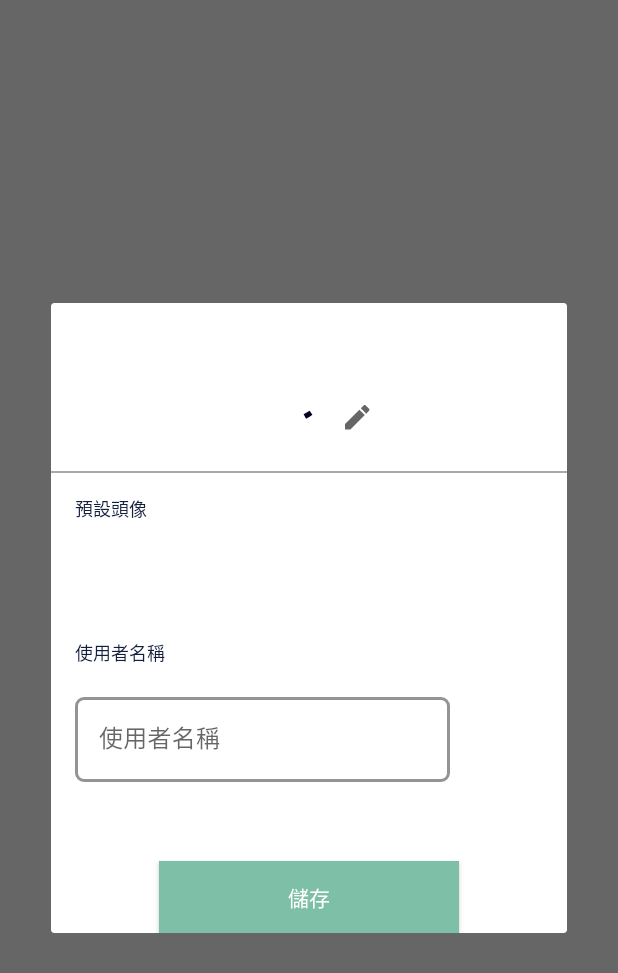
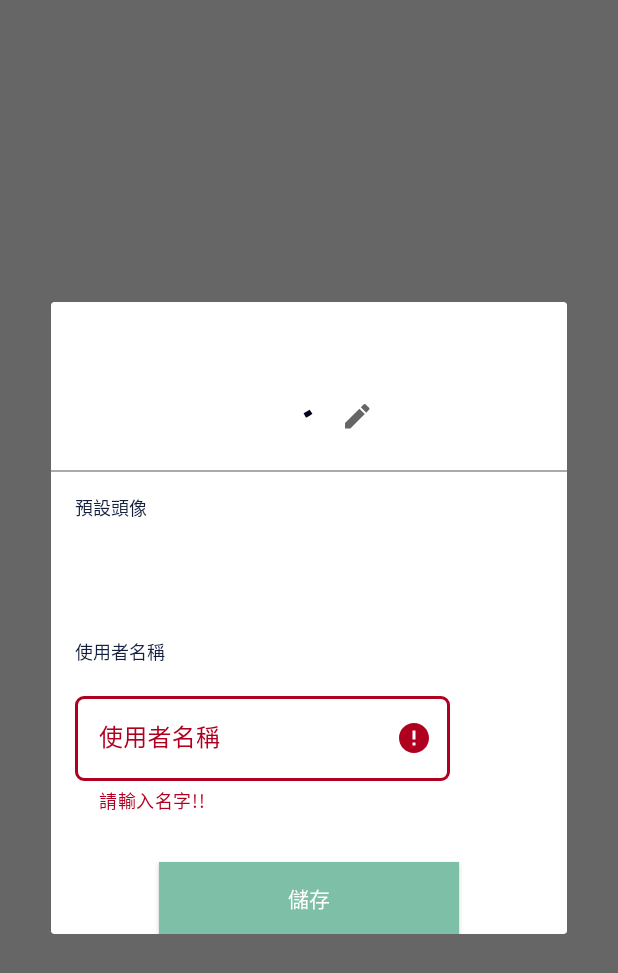
Before and after one commit to achicn3/equal-go, an Android app: the fragment ProfileInfoFragment shown on its own in the app's theme, after a tap on "儲存", on a phone screen of 412 x 824 dp. Shown: the top 973 px of the screen. Run offline under Robolectric (Android 15) with nearby library versions, the phone set to English and light mode, and no system bars; our stand-ins replace Firebase (no records; nobody signed in at launch, a user with empty details on screens opened directly); pictures from the network do not load; Roboto replaces fonts that are not available here; 2 statements that could not run were skipped; 1 other tap on this screen came first.

Commit message:
fix user name cannot change

```diff
--- a/app/src/main/java/com/local/local/screen/user/ui/profile/ProfileInfoFragment.kt
+++ b/app/src/main/java/com/local/local/screen/user/ui/profile/ProfileInfoFragment.kt
@@ -256,7 +256,7 @@ class ProfileInfoFragment : BaseDialogFragment() {
         })
         etName.listenTextAndClearError(viewGroupName)
         view.findViewById<Button>(R.id.btn_profileInfo_save).setOnClickListener {
-            if(!TextUtils.isEmpty(etName.text)){
+            if(TextUtils.isEmpty(etName.text)){
                 viewGroupName.error = "請輸入名字!!"
                 return@setOnClickListener
             }
--- a/app/src/main/res/layout/activity_login.xml
+++ b/app/src/main/res/layout/activity_login.xml
@@ -39,6 +39,7 @@
             android:layout_width="match_parent"
             android:layout_height="wrap_content"
             android:textCursorDrawable="@color/colorGreen"
+            android:singleLine="true"
             android:hint="@string/hint_cellphone_number" />
     </com.google.android.material.textfield.TextInputLayout>
 
@@ -71,6 +72,7 @@
             android:layout_width="match_parent"
             android:layout_height="wrap_content"
             android:textCursorDrawable="@color/colorGreen"
+            android:singleLine="true"
             android:hint="@string/please_enter_code" />
     </com.google.android.material.textfield.TextInputLayout>
 
--- a/app/src/main/res/layout/activity_register.xml
+++ b/app/src/main/res/layout/activity_register.xml
@@ -120,6 +120,7 @@
                     android:id="@+id/et_register_age"
                     android:layout_width="match_parent"
                     android:layout_height="wrap_content"
+                    android:singleLine="true"
                     android:hint="@string/age"
                     android:inputType="number" />
             </com.google.android.material.textfield.TextInputLayout>
--- a/app/src/main/res/layout/fragment_store_additems_window.xml
+++ b/app/src/main/res/layout/fragment_store_additems_window.xml
@@ -63,6 +63,7 @@
             android:layout_width="match_parent"
             android:layout_height="wrap_content"
             android:hint="@string/coupon_name"
+            android:singleLine="true"
             android:textCursorDrawable="@color/colorGreen" />
 
     </com.google.android.material.textfield.TextInputLayout>
@@ -85,6 +86,7 @@
             android:inputType="number"
             android:layout_height="wrap_content"
             android:hint="@string/need_points"
+            android:singleLine="true"
             android:textCursorDrawable="@color/colorGreen" />
     </com.google.android.material.textfield.TextInputLayout>
 
--- a/app/src/main/res/layout/fragment_store_login.xml
+++ b/app/src/main/res/layout/fragment_store_login.xml
@@ -24,6 +24,7 @@
             android:id="@+id/et_storeLogin_account"
             android:layout_width="match_parent"
             android:layout_height="wrap_content"
+            android:singleLine="true"
             android:hint="@string/store_account" />
 
     </com.google.android.material.textfield.TextInputLayout>
@@ -50,6 +51,7 @@
             android:layout_width="match_parent"
             android:layout_height="wrap_content"
             android:hint="@string/store_password"
+            android:singleLine="true"
             android:inputType="textPassword" />
     </com.google.android.material.textfield.TextInputLayout>
 
--- a/app/src/main/res/layout/fragment_store_register.xml
+++ b/app/src/main/res/layout/fragment_store_register.xml
@@ -39,6 +39,7 @@
             android:layout_width="match_parent"
             android:layout_height="wrap_content"
             android:hint="@string/et_store_name_hint"
+            android:singleLine="true"
             android:textCursorDrawable="@color/colorGreen" />
 
     </com.google.android.material.textfield.TextInputLayout>
@@ -61,6 +62,7 @@
             android:id="@+id/et_storeRegister_email"
             android:layout_width="match_parent"
             android:layout_height="wrap_content"
+            android:singleLine="true"
             android:hint="@string/email" />
     </com.google.android.material.textfield.TextInputLayout>
 
@@ -82,6 +84,7 @@
             android:id="@+id/et_storeRegister_pwd"
             android:layout_width="match_parent"
             android:layout_height="wrap_content"
+            android:singleLine="true"
             android:hint="@string/pwd" />
     </com.google.android.material.textfield.TextInputLayout>
 
```
